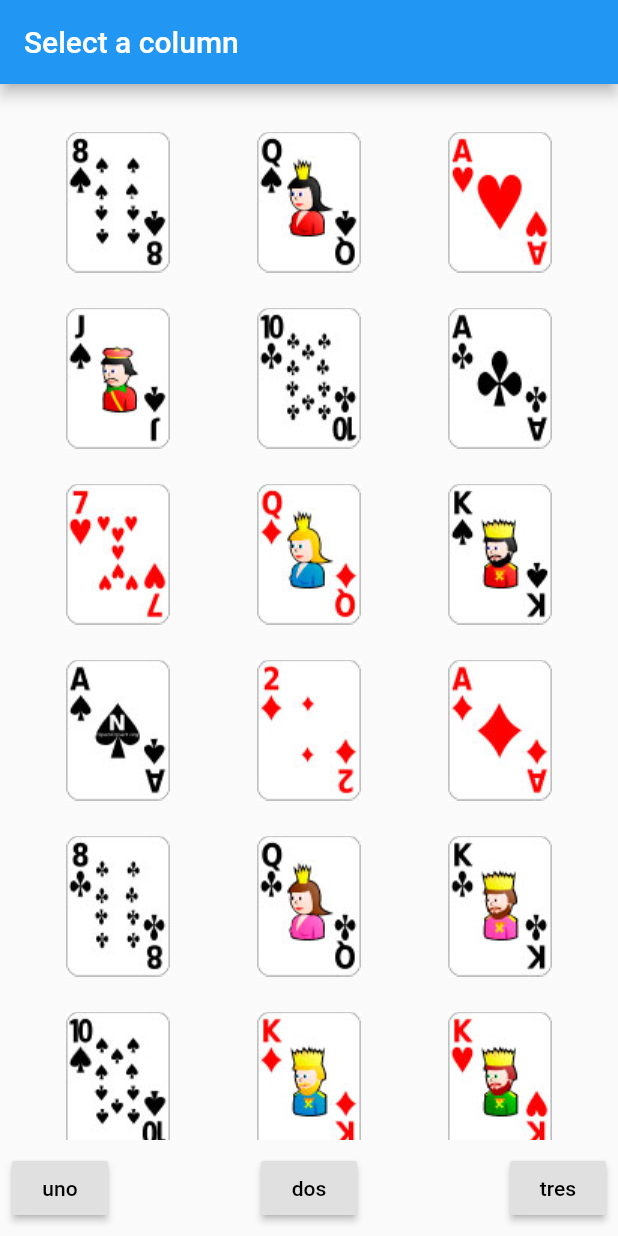
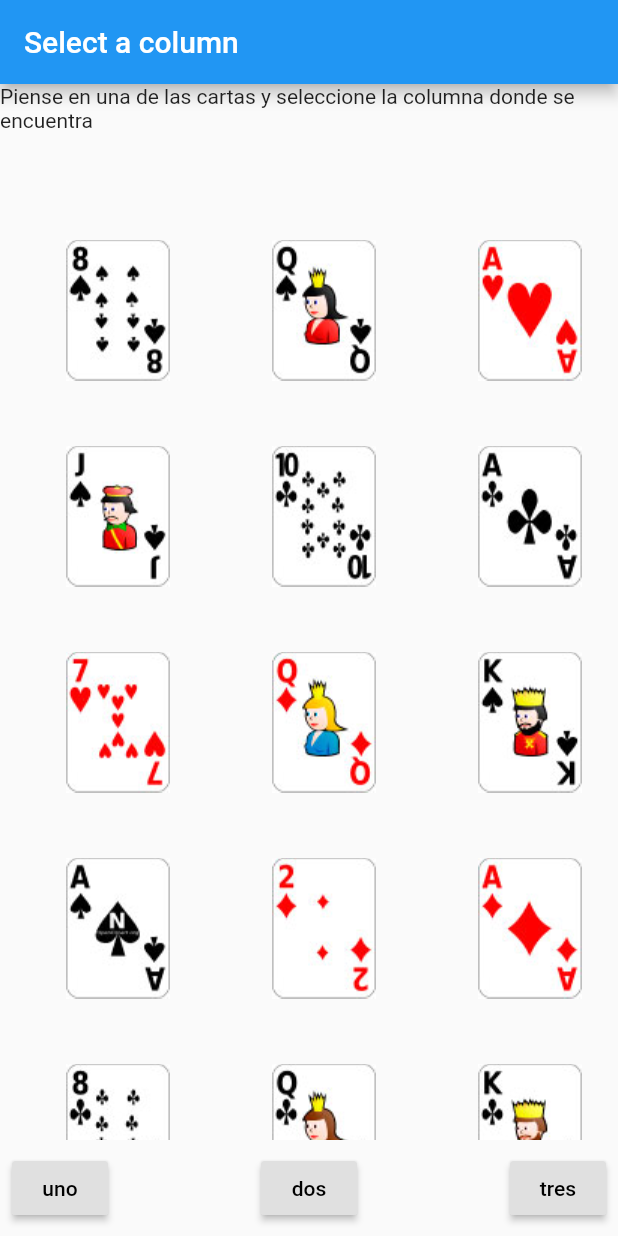
Before and after one commit to vhitox/playing_card, a Flutter app: the screen it shows after launch, on a phone screen of 412 x 824 dp. Run offline on Flutter 3.47's test engine with Material 2 defaults, Android fonts, the phone set to English and light mode, and no system bars.

Commit message:
se cambio a slivergrid

```diff
--- a/lib/main.dart
+++ b/lib/main.dart
@@ -19,7 +19,30 @@ class Cards extends StatefulWidget {
 }
 
 class _CardsState extends State<Cards> {
-  List card_list = [1,2,3,4,5,6,7,8,9,10,11,12,13,14,15,16,17,18,19,20,21];
+  final ScrollController _scrollController = ScrollController();
+  List card_list = [
+    1,
+    2,
+    3,
+    4,
+    5,
+    6,
+    7,
+    8,
+    9,
+    10,
+    11,
+    12,
+    13,
+    14,
+    15,
+    16,
+    17,
+    18,
+    19,
+    20,
+    21
+  ];
   List<List<int>> matriz = new List.generate(7, (i) => []);
   CardHelper cHelper = new CardHelper();
   List c;
@@ -75,26 +98,32 @@ class _CardsState extends State<Cards> {
         appBar: AppBar(
           title: Text("Select a column"),
         ),
-        body: Container(
-          child: GridView.count(
-              primary: false,
-              padding: const EdgeInsets.all(20.0),
-              crossAxisSpacing: 10.0,
-              crossAxisCount: 3,
-              children: _repartir(a_repartir)),
+        body: CustomScrollView(
+          controller: _scrollController,
+          slivers: <Widget>[
+            SliverToBoxAdapter(
+              child: Text(
+                  "Piense en una de las cartas y seleccione la columna donde se encuentra"),
+            ),
+            SliverGrid(
+              gridDelegate: SliverGridDelegateWithFixedCrossAxisCount(
+                crossAxisCount: 3,
+              ),
+              delegate:
+                  SliverChildBuilderDelegate((BuildContext context, int index) {
+                return Transform.translate(
+                  offset: Offset(10, 50),
+                  child: Container(
+                    decoration: BoxDecoration(
+                        image: DecorationImage(
+                            image: AssetImage(
+                                "assets/images/${a_repartir[index]}.jpg"))),
+                  ),
+                );
+              }, childCount: a_repartir.length),
+            )
+          ],
         ));
-  }
-
-  List<Widget> _repartir(List cards) {
-    List<Widget> listCards = new List<Widget>();
-    cards.forEach((e) {
-      listCards.add(Container(
-        decoration: BoxDecoration(
-            image:
-                DecorationImage(image: AssetImage("assets/images/${e}.jpg"))),
-      ));
-    });
-    return listCards;
   }
 }
 
```
